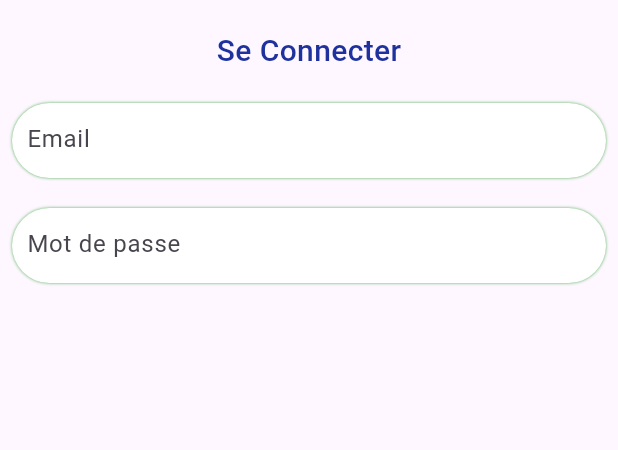
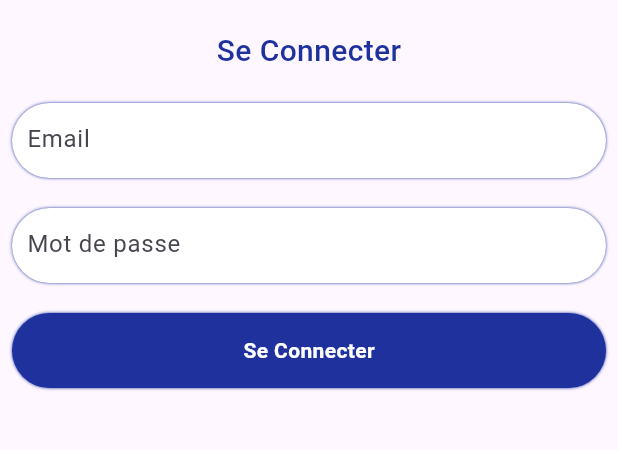
Before and after one commit to Gaetan-bamongoyo/booking_ticket, a Flutter app: the screen it shows after launch, on a phone screen of 412 x 824 dp, the part 128-578 px from its top. Run offline on Flutter 3.47's test engine with Material 3 defaults, Android fonts, the phone set to English and light mode, and no system bars; our stand-ins replace get, hexcolor.

Commit message:
LoginForm Design

```diff
--- /dev/null
+++ b/booking/lib/screen/widget/button_global.dart
@@ -0,0 +1,31 @@
+import 'package:booking/screen/utils/globalColors.dart';
+import 'package:flutter/material.dart';
+
+class ButtonGobal extends StatelessWidget {
+  const ButtonGobal({super.key});
+
+  @override
+  Widget build(BuildContext context) {
+    return Center(
+      child: Container(
+        alignment: Alignment.center,
+        height: 50,
+        decoration: BoxDecoration(
+          color: Globalcolors.mainColor,
+          borderRadius: BorderRadius.circular(50),
+          boxShadow: [
+            BoxShadow(
+              color: Globalcolors.mainColor,
+              blurRadius: 1,
+            )
+            ],
+        ),
+        child: Text("Se Connecter",
+        style: TextStyle(
+          color: Colors.white,
+          fontWeight: FontWeight.w600,
+        ),),
+      ),
+    );
+  }
+}
--- a/booking/lib/screen/widget/login.dart
+++ b/booking/lib/screen/widget/login.dart
@@ -1,4 +1,5 @@
 import 'package:booking/screen/utils/globalColors.dart';
+import 'package:booking/screen/widget/button_global.dart';
 import 'package:booking/screen/widget/text_form.dart';
 import 'package:flutter/material.dart';
 
@@ -49,7 +50,9 @@ class LoginUI extends StatelessWidget {
                     controller: passwordController,
                     text: 'Mot de passe',
                     textInputType: TextInputType.text,
-                    obscure: true)
+                    obscure: true),
+                     const SizedBox(height: 20,),
+                     ButtonGobal(),
                     ],
                   )
 
--- a/booking/lib/screen/widget/text_form.dart
+++ b/booking/lib/screen/widget/text_form.dart
@@ -1,3 +1,4 @@
+import 'package:booking/screen/utils/globalColors.dart';
 import 'package:flutter/material.dart';
 
 class TextForm extends StatelessWidget {
@@ -10,14 +11,17 @@ class TextForm extends StatelessWidget {
   @override
   Widget build(BuildContext context) {
     return Container(
+
       height: 50,
       padding: const EdgeInsets.symmetric(horizontal: 10),
+
       decoration: BoxDecoration(
+
         color: Colors.white,
         borderRadius: BorderRadius.circular(50),
         boxShadow: [
           BoxShadow(
-            color: Colors.green,
+            color: Globalcolors.mainColor,
             blurRadius: 1,
           )
           ],
```
